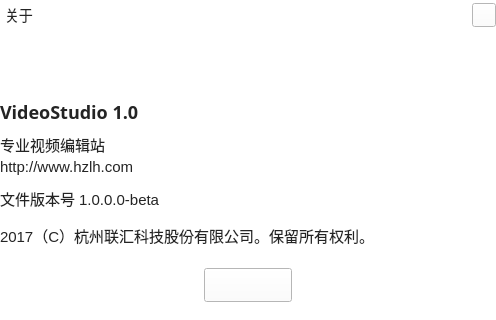
Before: the Qt Designer form src/MyWidgets/aboutwidget.ui in leoxxw/myshotcut, drawn with Qt 5.
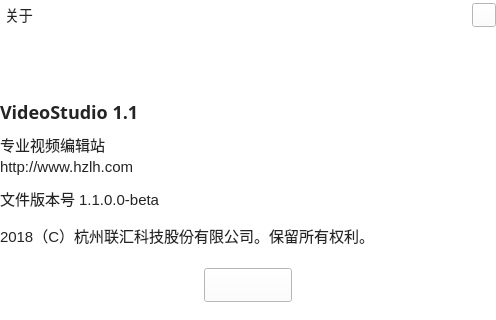
After: the same form once the commit is applied. Icons and pictures are not drawn.

Commit message: 20180428提测版本

Patch:
```diff
--- a/src/MyWidgets/aboutwidget.ui
+++ b/src/MyWidgets/aboutwidget.ui
@@ -206,7 +206,7 @@
 font-weight:bold;</string>
               </property>
               <property name="text">
-               <string>VideoStudio 1.0</string>
+               <string>VideoStudio 1.1</string>
               </property>
               <property name="scaledContents">
                <bool>false</bool>
@@ -297,7 +297,7 @@
 qproperty-alignment: ' AlignCenter';</string>
               </property>
               <property name="text">
-               <string>文件版本号 1.0.0.0-beta</string>
+               <string>文件版本号 1.1.0.0-beta</string>
               </property>
              </widget>
             </item>
@@ -343,7 +343,7 @@
 qproperty-alignment: ' AlignCenter';</string>
               </property>
               <property name="text">
-               <string>2017（C）杭州联汇科技股份有限公司。保留所有权利。</string>
+               <string>2018（C）杭州联汇科技股份有限公司。保留所有权利。</string>
               </property>
              </widget>
             </item>
```
The commit also changes 184 other files.
